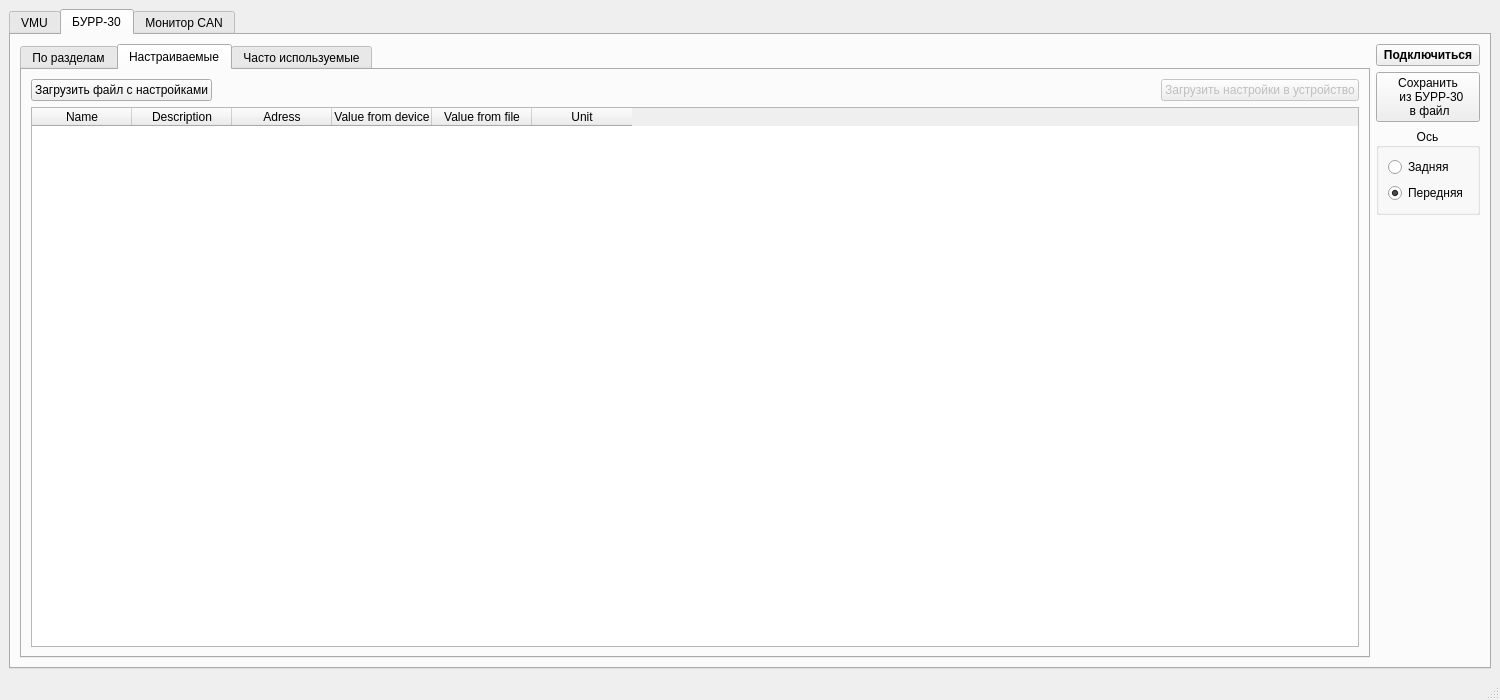
Above: CANAnalyzer_2.ui from hochu-leto/BURR-settings before the change. Below: the same form after it.
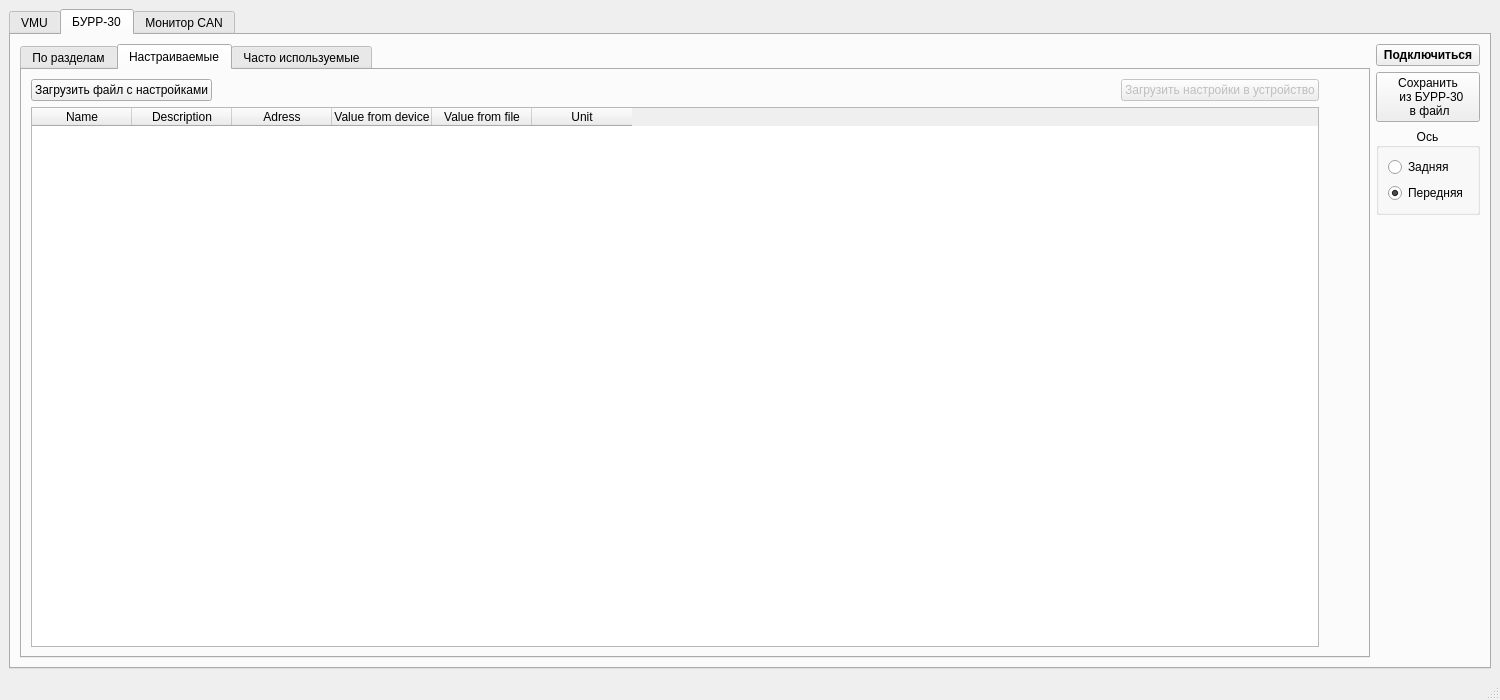
That is the form after the change. The open tabs and pages were chosen to show the change.

Commit message: запустил поток в отдельном окне для пробы

```diff
--- a/CANAnalyzer_2.ui
+++ b/CANAnalyzer_2.ui
@@ -271,7 +271,7 @@
            </attribute>
            <layout class="QHBoxLayout" name="horizontalLayout_5">
             <item>
-             <layout class="QVBoxLayout" name="verticalLayout_8" stretch="0,10">
+             <layout class="QVBoxLayout" name="verticalLayout_8" stretch="0,1">
               <item>
                <layout class="QHBoxLayout" name="horizontalLayout_4">
                 <item>
@@ -399,6 +399,22 @@
               </item>
              </layout>
             </item>
+            <item>
+             <spacer name="horizontalSpacer_3">
+              <property name="orientation">
+               <enum>Qt::Horizontal</enum>
+              </property>
+              <property name="sizeType">
+               <enum>QSizePolicy::Ignored</enum>
+              </property>
+              <property name="sizeHint" stdset="0">
+               <size>
+                <width>40</width>
+                <height>20</height>
+               </size>
+              </property>
+             </spacer>
+            </item>
            </layout>
           </widget>
           <widget class="QWidget" name="often_used_params">
```
Left out of the diff: 47 changed lines with no effect on the pictures. The commit also changes 4 other files.
